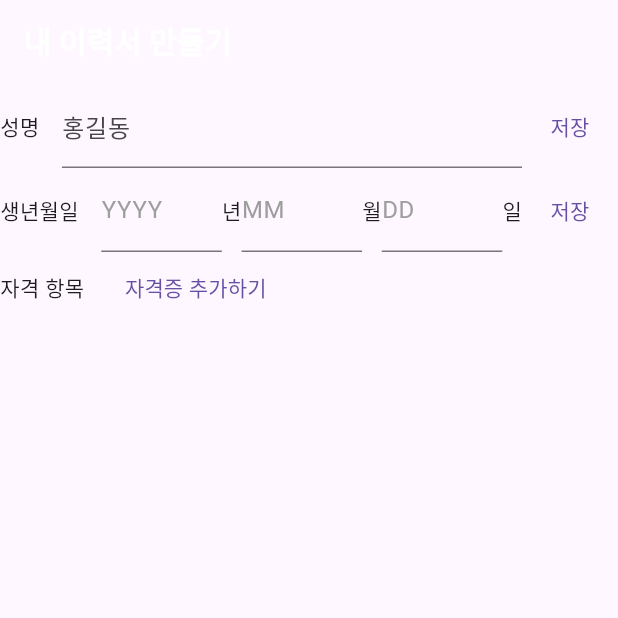
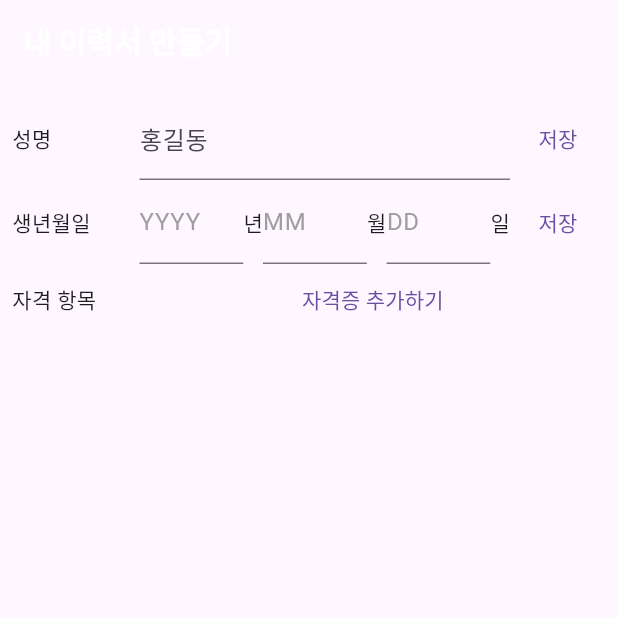
Before and after one commit to Fluffyfur/profit_portfolio, a Flutter app: the screen it shows after launch, on a phone screen of 412 x 824 dp, the top half of it. Run offline on Flutter 3.47's test engine with Material 3 defaults, Android fonts, the phone set to English and light mode, and no system bars; our stand-ins replace shared_preferences.

Commit message:
20231208_work

```diff
--- a/lib/certification_entry.dart
+++ b/lib/certification_entry.dart
@@ -3,6 +3,7 @@ import 'package:profit_portfolio_ver2/info_service.dart';
 import 'package:provider/provider.dart';
 
 import 'info.dart';
+import 'main.dart';
 
 class CertificationEntryPage extends StatefulWidget {
   @override
@@ -165,7 +166,16 @@ class _CertificationEntryPageState extends State<CertificationEntryPage> {
                       ),
                     ],
                   ),
-                  TextButton(onPressed: () {}, child: Text("저장"))
+                  TextButton(
+                      onPressed: () {
+                        Navigator.pop(
+                          context,
+                          MaterialPageRoute(
+                            builder: (context) => ResumeForm(),
+                          ),
+                        );
+                      },
+                      child: Text("저장"))
                 ],
               ),
       );
--- a/lib/main.dart
+++ b/lib/main.dart
@@ -72,12 +72,17 @@ class _ResumeFormState extends State<ResumeForm> {
             ),
           ),
         ),
-        body: Column(
-          crossAxisAlignment: CrossAxisAlignment.start,
+        body: Padding(
+          padding: const EdgeInsets.all(8.0),
+          child: Container(
+            width: double.infinity,
+            height: double.infinity,
+            child: Column(
+              crossAxisAlignment: CrossAxisAlignment.center,
               children: [
                 Row(
                   children: [
-                Text("성명"),
+                    Container(width: 70, child: Text("성명")),
                     SizedBox(width: 15),
                     Flexible(
                       child: TextField(
@@ -87,7 +92,8 @@ class _ResumeFormState extends State<ResumeForm> {
                               RegExp('[ㄱ-ㅎ가-힣]')), // 텍스트만 허용
                         ],
                         decoration: InputDecoration(
-                      labelText: name != null && name.isNotEmpty ? name : '홍길동',
+                          labelText:
+                              name != null && name.isNotEmpty ? name : '홍길동',
                         ),
                       ),
                     ),
@@ -98,7 +104,8 @@ class _ResumeFormState extends State<ResumeForm> {
                         String birthDate = birthdateController.text;
                         String name = nameController.text;
 
-                    Provider.of<InfoService>(context, listen: false).createInfo(
+                        Provider.of<InfoService>(context, listen: false)
+                            .createInfo(
                           birthyyyy: birthYear,
                           birthmm: birthMonth,
                           birthdd: birthDate,
@@ -110,11 +117,14 @@ class _ResumeFormState extends State<ResumeForm> {
                   ],
                 ),
                 Row(
+                  mainAxisAlignment: MainAxisAlignment.center,
+                  crossAxisAlignment: CrossAxisAlignment.center,
                   children: [
-                Text("생년월일"),
+                    Container(width: 70, child: Text("생년월일")),
                     SizedBox(width: 15),
                     Flexible(
                       child: TextField(
+                        textAlign: TextAlign.center,
                         keyboardType: TextInputType.number,
                         controller: birthyearController,
                         inputFormatters: [
@@ -135,6 +145,7 @@ class _ResumeFormState extends State<ResumeForm> {
                     Text('년'),
                     Flexible(
                       child: TextField(
+                        textAlign: TextAlign.center,
                         inputFormatters: [
                           FilteringTextInputFormatter.digitsOnly,
                           LengthLimitingTextInputFormatter(2),
@@ -180,7 +191,8 @@ class _ResumeFormState extends State<ResumeForm> {
                         String birthDate = birthdateController.text;
                         String name = nameController.text;
 
-                    Provider.of<InfoService>(context, listen: false).createInfo(
+                        Provider.of<InfoService>(context, listen: false)
+                            .createInfo(
                           birthyyyy: birthYear,
                           birthmm: birthMonth,
                           birthdd: birthDate,
@@ -193,40 +205,55 @@ class _ResumeFormState extends State<ResumeForm> {
                 ),
                 // 자격증 섹션
                 certifications.isEmpty
-                ? Row(
+                    ? Container(
+                        width: double.infinity,
+                        child: Row(
                           children: [
-                      Text("자격 항목"),
+                            Container(width: 70, child: Text("자격 항목")),
                             SizedBox(
                               width: 15,
                             ),
+                            Spacer(),
                             TextButton(
                                 onPressed: () {
                                   Navigator.push(
                                     context,
                                     MaterialPageRoute(
-                                builder: (context) => CertificationEntryPage(),
+                                      builder: (context) =>
+                                          CertificationEntryPage(),
                                     ),
                                   );
                                 },
                                 child: Text("자격증 추가하기")),
+                            Spacer(),
                           ],
+                        ),
                       )
-                : Row(
+                    : Container(
+                        width: double.infinity,
+                        child: Row(
                           children: [
+                            Container(width: 70, child: Text("자격 항목")),
+                            Spacer(),
                             Text("자격증 등록 완료($certificationcount개)"),
                             TextButton(
                                 onPressed: () {
                                   Navigator.push(
                                     context,
                                     MaterialPageRoute(
-                                builder: (context) => CertificationEntryPage(),
+                                      builder: (context) =>
+                                          CertificationEntryPage(),
                                     ),
                                   );
                                 },
-                          child: Text("수정하기"))
+                                child: Text("수정하기")),
+                            Spacer(),
                           ],
+                        ),
                       )
               ],
+            ),
+          ),
         ),
       );
     });
```
Lines whose indentation alone changed are shown as unchanged.
